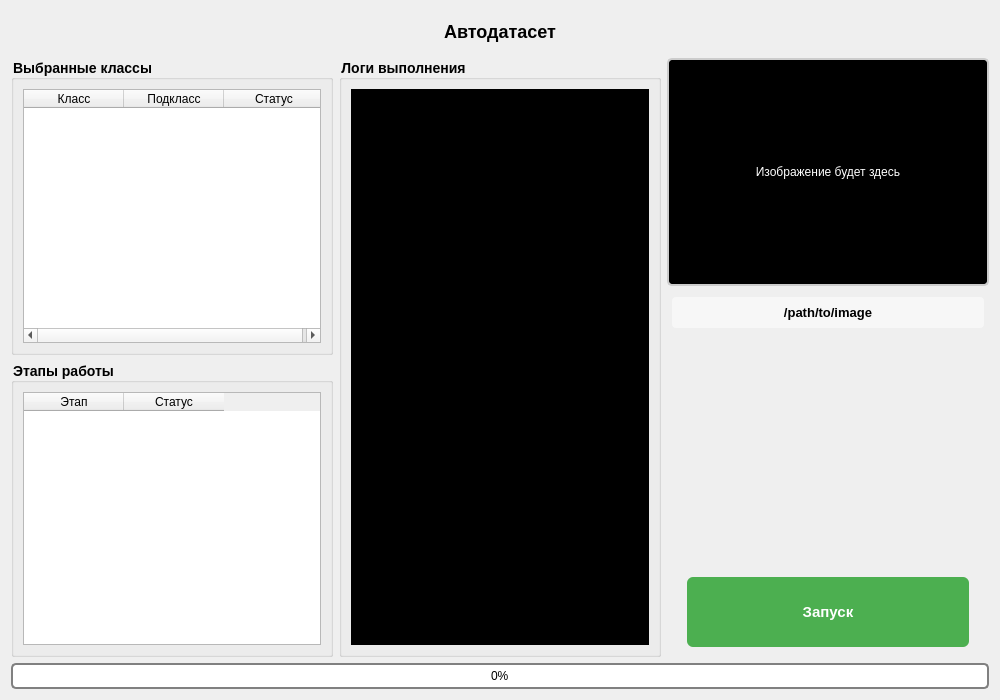
This is src/interface_module/uis/tabs/autodataset_tab.ui in b1t0nese/MacLearn as Qt 5 draws it before an edit. The edited form follows.
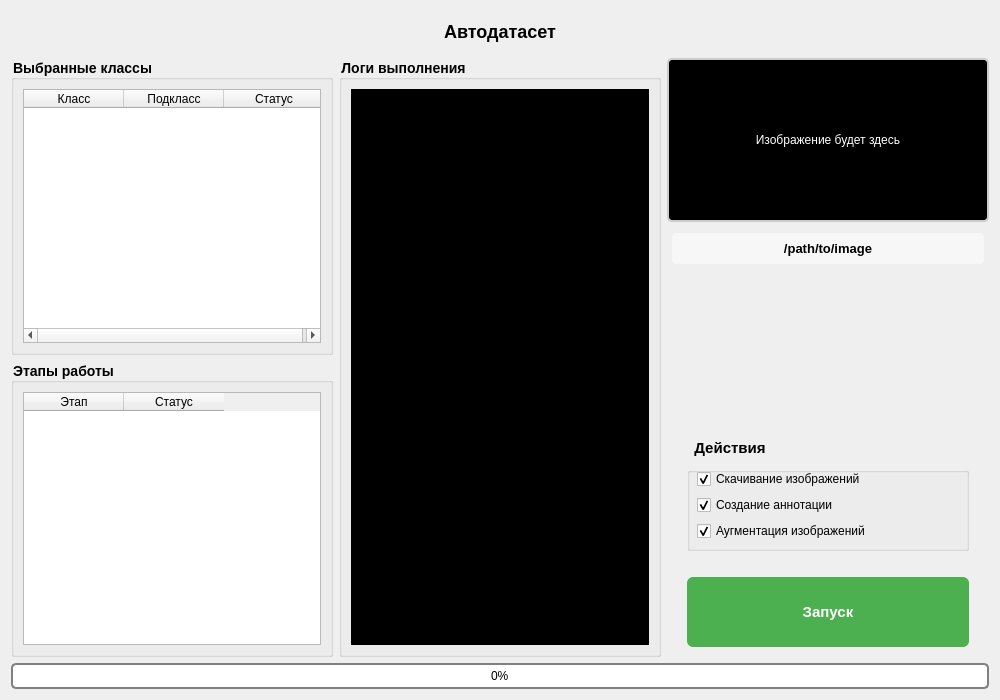
This is the edited form.

Commit message: Choice to do in autodataset, fixes work

```diff
--- a/src/interface_module/uis/tabs/autodataset_tab.ui
+++ b/src/interface_module/uis/tabs/autodataset_tab.ui
@@ -300,6 +300,66 @@
          </property>
         </spacer>
        </item>
+       <item>
+        <widget class="QGroupBox" name="group_actions">
+         <property name="sizePolicy">
+          <sizepolicy hsizetype="Expanding" vsizetype="Fixed">
+           <horstretch>0</horstretch>
+           <verstretch>0</verstretch>
+          </sizepolicy>
+         </property>
+         <property name="styleSheet">
+            <string notr="true">
+QGroupBox { 
+    font-size: 15px; 
+    font-weight: bold; 
+    margin: 10px 20px; 
+    padding-top: 10px; 
+}
+QGroupBox::title {
+    subcontrol-origin: margin;
+    left: 20px;
+    padding: 0 5px;
+}
+            </string>
+         </property>
+         <property name="title">
+          <string>Действия</string>
+         </property>
+         <layout class="QVBoxLayout" name="verticalLayout_5">
+          <item>
+           <widget class="QCheckBox" name="check_download">
+            <property name="checked">
+             <bool>true</bool>
+            </property>
+            <property name="text">
+             <string>Скачивание изображений</string>
+            </property>
+           </widget>
+          </item>
+          <item>
+           <widget class="QCheckBox" name="check_annotation">
+            <property name="checked">
+             <bool>true</bool>
+            </property>
+            <property name="text">
+             <string>Создание аннотации</string>
+            </property>
+           </widget>
+          </item>
+          <item>
+           <widget class="QCheckBox" name="check_augmentation">
+            <property name="checked">
+             <bool>true</bool>
+            </property>
+            <property name="text">
+             <string>Аугментация изображений</string>
+            </property>
+           </widget>
+          </item>
+         </layout>
+        </widget>
+       </item>
        <item>
         <widget class="QPushButton" name="btn_start">
          <property name="sizePolicy">
```
The commit also changes 5 other files.
